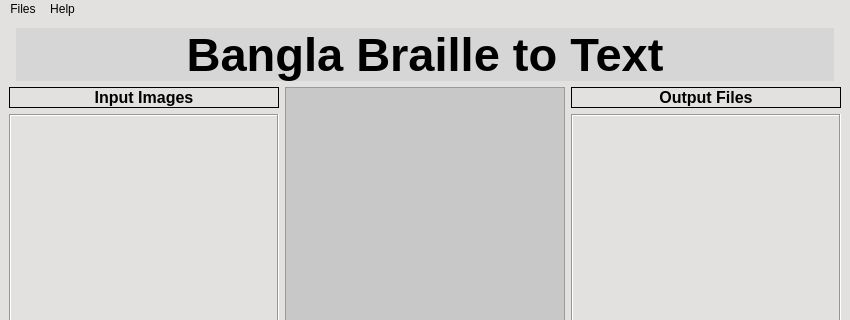
Qt form mainwindow.ui (arman18/Braille-to-text-translator) before a commit; both pictures show x 0 to 850 and y 0 to 320 of the 850 by 555 pixel window.
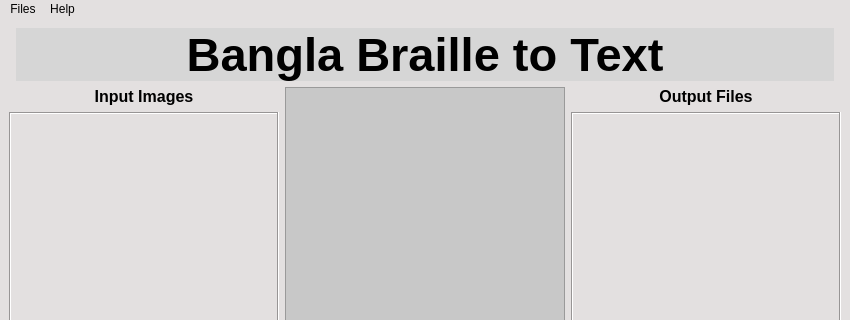
The same form after that commit. Icons and pictures are not drawn. Custom widgets are drawn as their Qt base class.

Commit message: ui changed line char count=2 from 3..

Patch:
```diff
--- a/mainwindow.ui
+++ b/mainwindow.ui
@@ -134,6 +134,9 @@
             <property name="frameShape">
              <enum>QFrame::Box</enum>
             </property>
+            <property name="lineWidth">
+             <number>0</number>
+            </property>
             <property name="text">
              <string>Input Images</string>
             </property>
@@ -346,7 +349,7 @@
              <enum>QFrame::Box</enum>
             </property>
             <property name="lineWidth">
-             <number>1</number>
+             <number>0</number>
             </property>
             <property name="text">
              <string>Output Files</string>
```
Left out of the diff: 3 changed lines with no effect on the pictures. The commit also changes 10 other files.
